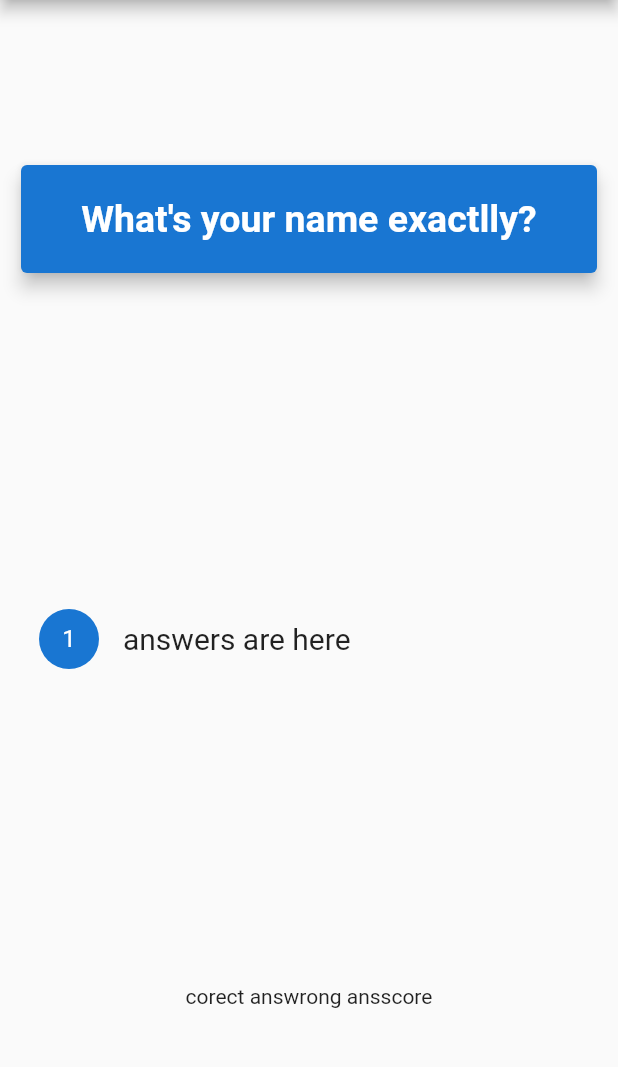
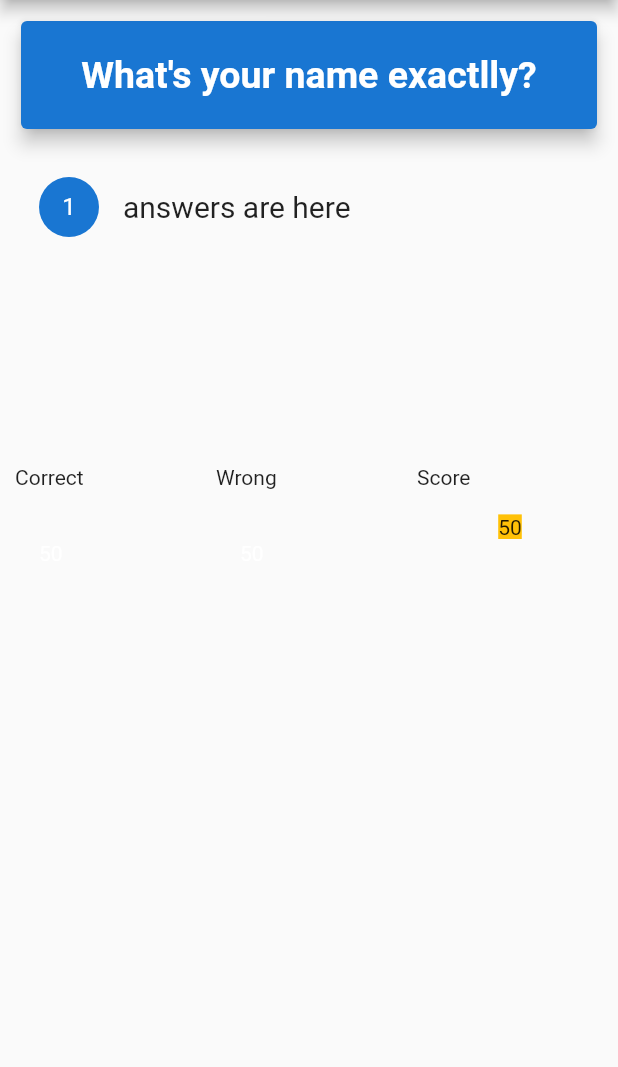
Before and after one commit to mahdiyarz/quizApp, a Flutter app: the screen it shows after launch, on a phone screen of 412 x 824 dp, the part 84-1151 px from its top. Run offline on Flutter 3.47's test engine with Material 2 defaults, Android fonts, the phone set to English and light mode, and no system bars.

Commit message:
style score board widget

```diff
--- a/lib/main.dart
+++ b/lib/main.dart
@@ -34,11 +34,18 @@ class _MyHomePageState extends State<MyHomePage> {
           title: Text('My Training - one'),
         ),
         body: Column(
-          mainAxisAlignment: MainAxisAlignment.spaceAround,
+          // mainAxisAlignment: MainAxisAlignment.spaceAround,
           children: [
-            Question(),
-            Answer(),
-            ScoreBoard(),
+            Container(
+              height: 300,
+              child: Column(
+                children: [
+                  Question(),
+                  Answer(),
+                ],
+              ),
+            ),
+            Container(height: 300, child: ScoreBoard()),
           ],
         ));
   }
--- a/lib/widgets/score_board.dart
+++ b/lib/widgets/score_board.dart
@@ -3,12 +3,36 @@ import 'package:flutter/material.dart';
 class ScoreBoard extends StatelessWidget {
   @override
   Widget build(BuildContext context) {
-    return Row(
-      mainAxisAlignment: MainAxisAlignment.center,
+    return GridView(
+      gridDelegate: SliverGridDelegateWithFixedCrossAxisCount(
+        crossAxisCount: 3,
+        childAspectRatio: 3 / 2,
+        crossAxisSpacing: 10,
+        mainAxisSpacing: 10,
+      ),
+      padding: EdgeInsets.all(10),
       children: [
-        Text('corect ans'),
-        Text('wrong ans'),
-        Text('score'),
+        GridTile(
+          child: Text('Correct'),
+          footer: GridTileBar(
+            title: Text('50'),
+          ),
+        ),
+        GridTile(
+          child: Text('Wrong'),
+          footer: GridTileBar(
+            title: Text('50'),
+          ),
+        ),
+        GridTile(
+          header: Text('Score'),
+          child: Center(
+            child: Text(
+              '50',
+              style: TextStyle(backgroundColor: Colors.amber),
+            ),
+          ),
+        ),
       ],
     );
   }
```
